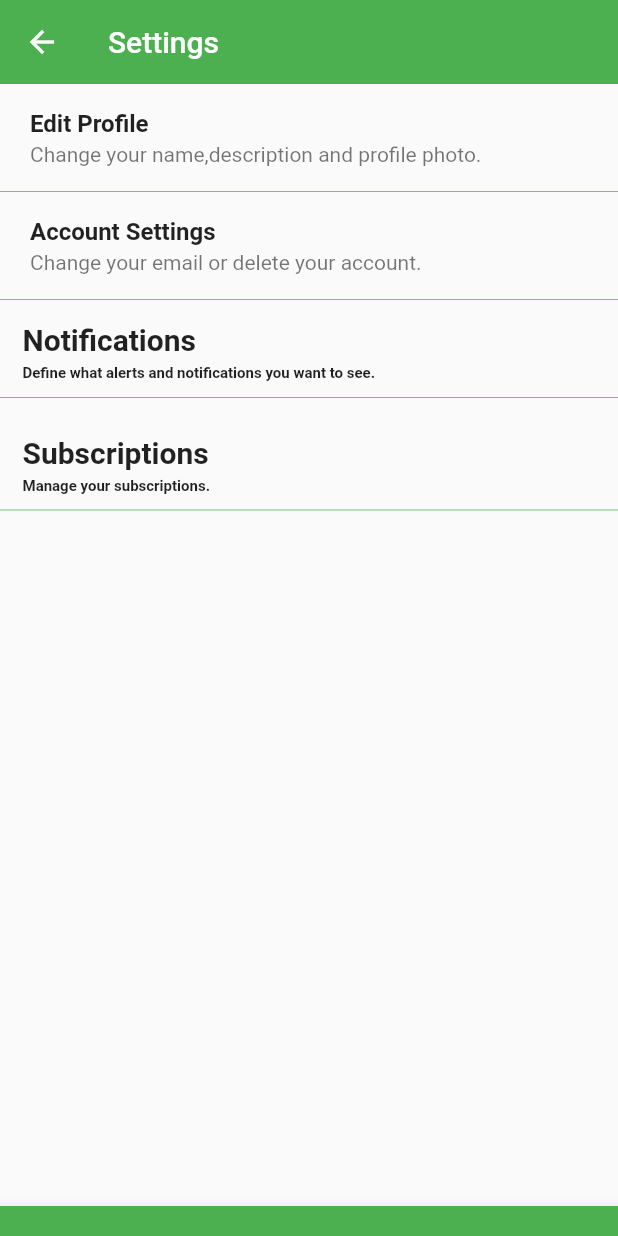
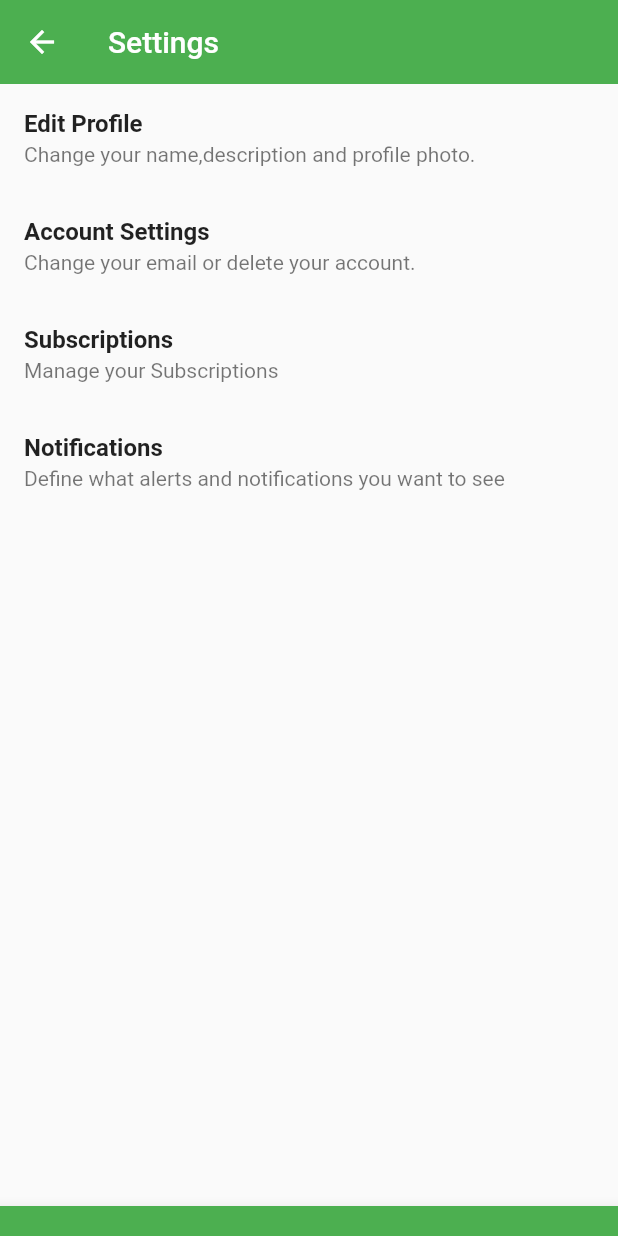
Before and after one commit to Festus1440/platebeacon_app, a Flutter app: the RestaurantSettings screen opened directly, on a phone screen of 412 x 824 dp. Run offline on Flutter 3.47's test engine with Material 2 defaults, Android fonts, the phone set to English and light mode, and no system bars; our stand-ins replace cloud_firestore, firebase_auth, google_maps_flutter, location; missing offline and left inert: flutter_polyline_points, google_map_polyline; accounts and stored records are empty.

Commit message:
notification work g changed some stuff in settings restaurant

```diff
--- a/lib/restaurantsettings.dart
+++ b/lib/restaurantsettings.dart
@@ -66,11 +66,10 @@ class _RestaurantSettingsState extends State<RestaurantSettings> {
           color: mainColor,
         ),
       ),
-      body: Container(
-        child: Column(
+      body: ListView(
         children: <Widget>[
           ListTile(
-              contentPadding: EdgeInsets.only(left: 20.0, right: 30.0),
+            //contentPadding: EdgeInsets.only(left: 20.0, right: 30.0),
             title: Text(
               "Edit Profile",
               style: TextStyle(
@@ -85,15 +84,8 @@ class _RestaurantSettingsState extends State<RestaurantSettings> {
                       builder: (context) => RestaurantAccountDetails()));
             },
           ),
-            Divider(
-              height: 0.0,
-              thickness: 0.5,
-              color: mainColor,
-              indent: 0.0,
-              endIndent: 0.0,
-            ),
           ListTile(
-              contentPadding: EdgeInsets.only(left: 20.0, right: 30.0),
+            //contentPadding: EdgeInsets.only(left: 20.0, right: 30.0),
             title: Text(
               "Account Settings",
               style: TextStyle(
@@ -108,103 +100,40 @@ class _RestaurantSettingsState extends State<RestaurantSettings> {
                       builder: (context) => AccountSettingsDetails()));
             },
           ),
-            Divider(
-              height: 0.0,
-              thickness: 0.5,
-              color: mainColor,
-              indent: 0.0,
-              endIndent: 0.0,
-            ),
-            Column(
-              children: <Widget>[
-                Column(
-                  children: <Widget>[
-                    Container(
-                        alignment: Alignment.topLeft,
-                        margin:
-                            EdgeInsets.only(top: 15.0, left: 15.0, right: 15.0),
-                        child: GestureDetector(
-                          child: Text(
-                            "Notifications",
+          ListTile(
+            //contentPadding: EdgeInsets.only(left: 20.0, right: 30.0),
+            title: Text(
+              "Subscriptions",
               style: TextStyle(
-                              fontSize: 20.0,
                 fontWeight: FontWeight.bold,
               ),
             ),
-                          onTap: () {
-                            Navigator.push(
-                                context,
-                                MaterialPageRoute(
-                                    builder: (context) =>
-                                        RestaurantNotifications()));
-                          },
-                        ))
-                  ],
-                ),
-                Container(
-                  alignment: Alignment.topLeft,
-                  padding: EdgeInsets.only(top: 5.0, left: 15.0),
-                  child: Text(
-                    "Define what alerts and notifications you want to see.",
-                    style: TextStyle(
-                      fontSize: 10.0,
-                      fontWeight: FontWeight.bold,
-                    ),
-                  ),
-                ),
-                Divider(
-                  height: 20.0,
-                  thickness: 0.5,
-                  color: mainColor,
-                  indent: 0.0,
-                  endIndent: 0.0,
-                ),
-                Column(
-                  children: <Widget>[
-                    Container(
-                        alignment: Alignment.topLeft,
-                        margin:
-                            EdgeInsets.only(top: 15.0, left: 15.0, right: 15.0),
-                        child: GestureDetector(
-                          child: Text(
-                            "Subscriptions",
-                            style: TextStyle(
-                              fontSize: 20.0,
-                              fontWeight: FontWeight.bold,
-                            ),
-                          ),
+            subtitle: Text("Manage your Subscriptions"),
             onTap: () {
               Navigator.push(
                   context,
                   MaterialPageRoute(
                       builder: (context) => Subscriptions()));
             },
-                        )),
-                  ],
           ),
-                Container(
-                  alignment: Alignment.topLeft,
-                  padding: EdgeInsets.only(top: 5.0, left: 15.0),
-                  child: Text(
-                    "Manage your subscriptions.",
+          ListTile(
+            //contentPadding: EdgeInsets.only(left: 20.0, right: 30.0),
+            title: Text(
+              "Notifications",
               style: TextStyle(
-                      fontSize: 10.0,
                 fontWeight: FontWeight.bold,
               ),
             ),
-                ),
-                Divider(
-                  height: 20.0,
-                  thickness: 0.5,
-                  color: mainColor,
-                  indent: 0.0,
-                  endIndent: 0.0,
+            subtitle: Text("Define what alerts and notifications you want to see"),
+            onTap: () {
+              Navigator.push(
+                  context,
+                  MaterialPageRoute(
+                      builder: (context) => RestaurantNotifications()));
+            },
           ),
         ],
-            ),
-          ],
-        ),
-      ),
+      )
     );
   }
 }
```
Lines whose indentation alone changed are shown as unchanged.
